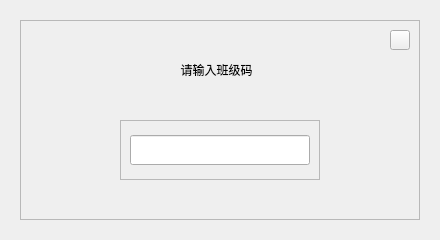
This is classcue_frame.ui in duoaidaoc/word-memorize-software as Qt 5 draws it before an edit. The edited form follows.
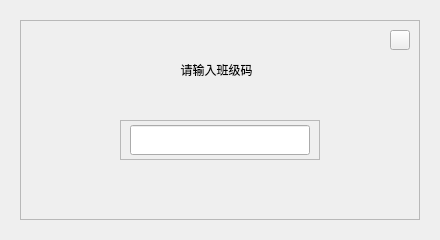
This is the edited form. Custom widgets are drawn as their Qt base class.

Patch:
```diff
--- a/classcue_frame.ui
+++ b/classcue_frame.ui
@@ -50,7 +50,7 @@
       <x>100</x>
       <y>100</y>
       <width>200</width>
-      <height>60</height>
+      <height>40</height>
      </rect>
     </property>
     <property name="frameShape">
@@ -63,7 +63,7 @@
      <property name="geometry">
       <rect>
        <x>10</x>
-       <y>15</y>
+       <y>5</y>
        <width>180</width>
        <height>30</height>
       </rect>
```
